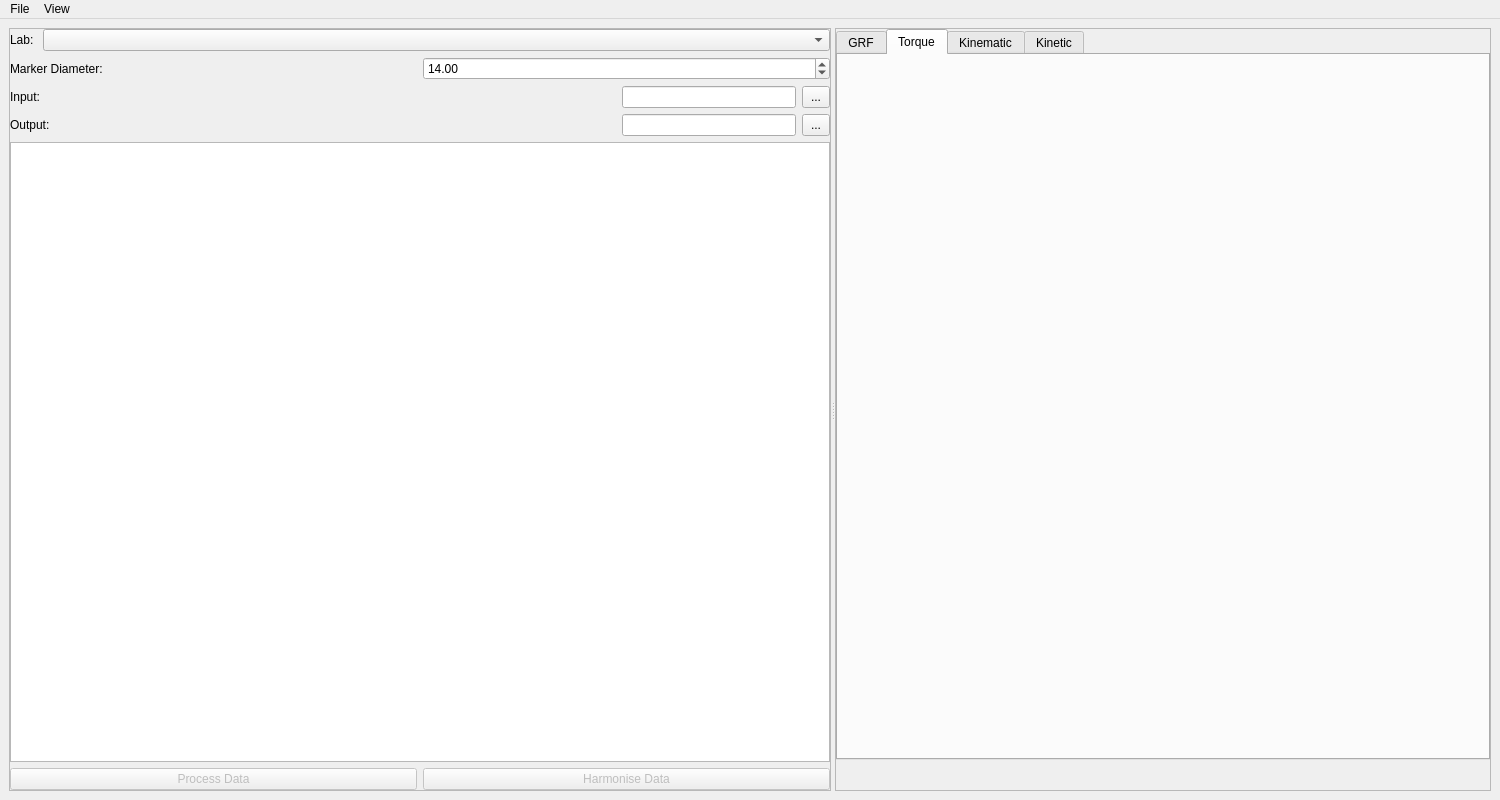
Qt form src/c3d_parser/view/qt/main_window.ui (tsalemink/C3D-parser) before a commit.
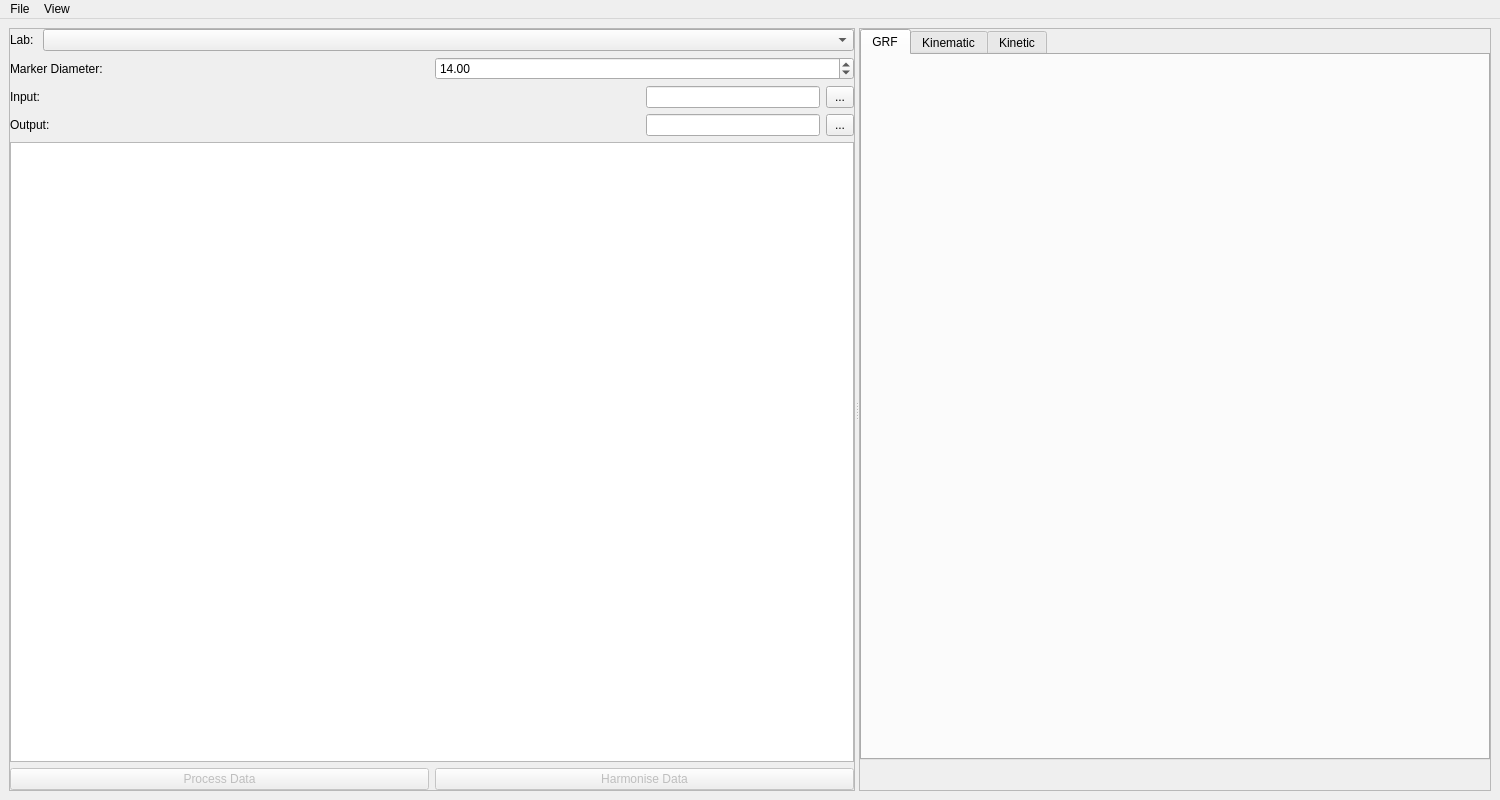
The same form after that commit. The open tabs and pages were chosen to show the change. Custom widgets are drawn as their Qt base class.

Commit message: Remove "Torque" tab from UI

```diff
--- a/src/c3d_parser/view/qt/main_window.ui
+++ b/src/c3d_parser/view/qt/main_window.ui
@@ -253,16 +253,6 @@
             </item>
            </layout>
           </widget>
-          <widget class="QWidget" name="tabTorque">
-           <attribute name="title">
-            <string>Torque</string>
-           </attribute>
-           <layout class="QVBoxLayout" name="verticalLayout_8">
-            <item>
-             <layout class="QVBoxLayout" name="layoutTorquePlot"/>
-            </item>
-           </layout>
-          </widget>
           <widget class="QWidget" name="tabKinematic">
            <attribute name="title">
             <string>Kinematic</string>
```
The commit also changes 3 other files.
